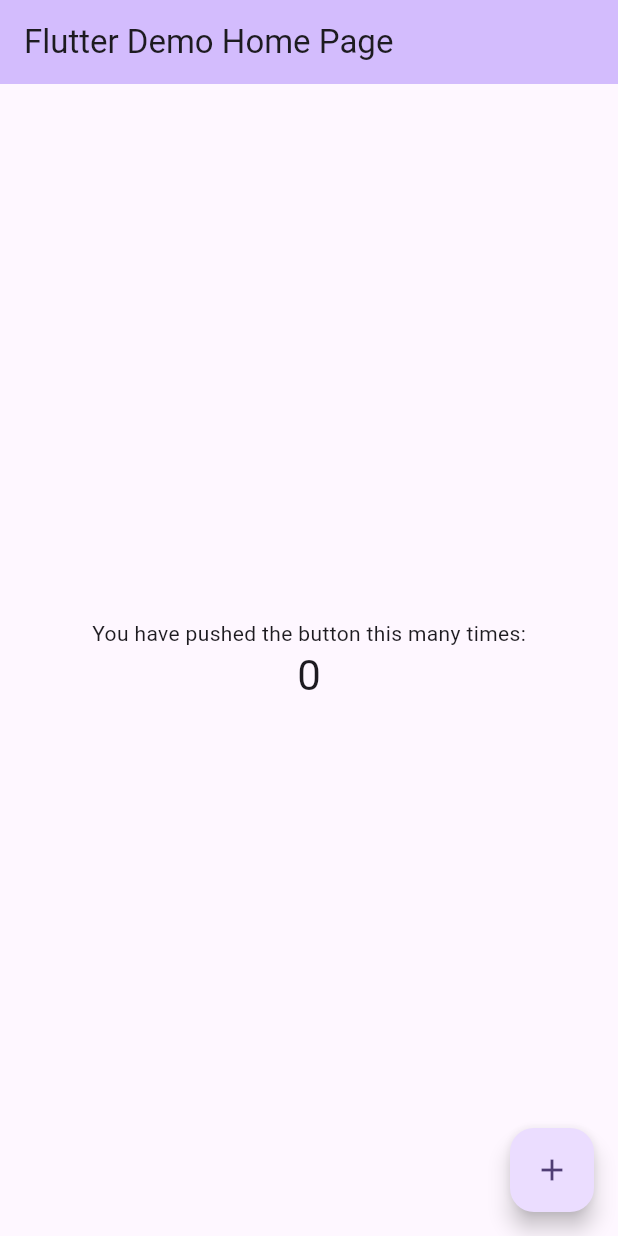
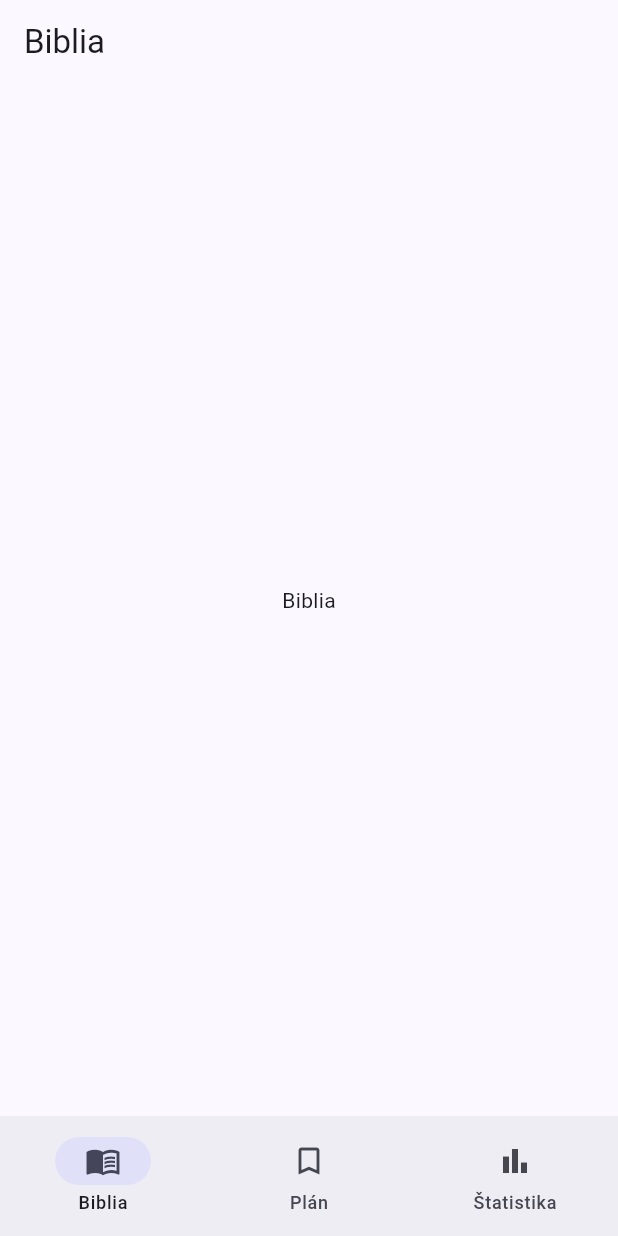
Before and after one commit to malymaros/bible_tracker, a Flutter app: the screen it shows after launch, on a phone screen of 412 x 824 dp. Run offline on Flutter 3.47's test engine with Material 3 defaults, Android fonts, the phone set to English and light mode, and no system bars; our stand-ins replace drift, drift_flutter, flutter_riverpod, go_router; accounts and stored records are empty; generated files the repository leaves out were written again.

Commit message:
Add app scaffolding and localization

````diff
--- /dev/null
+++ b/l10n.yaml
@@ -0,0 +1,3 @@
+arb-dir: lib/l10n
+template-arb-file: app_sk.arb
+output-localization-file: app_localizations.dart
--- /dev/null
+++ b/lib/app/app.dart
@@ -0,0 +1,21 @@
+import 'package:bible_tracker/app/router.dart';
+import 'package:bible_tracker/app/theme.dart';
+import 'package:bible_tracker/l10n/app_localizations.dart';
+import 'package:flutter/material.dart';
+
+class BibleTrackerApp extends StatelessWidget {
+  const BibleTrackerApp({super.key});
+
+  @override
+  Widget build(BuildContext context) {
+    return MaterialApp.router(
+      title: 'Bible Tracker',
+      theme: lightTheme(),
+      darkTheme: darkTheme(),
+      themeMode: ThemeMode.system,
+      routerConfig: appRouter,
+      localizationsDelegates: AppLocalizations.localizationsDelegates,
+      supportedLocales: AppLocalizations.supportedLocales,
+    );
+  }
+}
--- /dev/null
+++ b/lib/app/router.dart
@@ -0,0 +1,87 @@
+import 'package:bible_tracker/features/bible/screens/biblia_screen.dart';
+import 'package:bible_tracker/features/plan/screens/plan_screen.dart';
+import 'package:bible_tracker/features/statistics/screens/statistika_screen.dart';
+import 'package:bible_tracker/l10n/app_localizations.dart';
+import 'package:flutter/material.dart';
+import 'package:go_router/go_router.dart';
+
+final _bibliaKey = GlobalKey<NavigatorState>(debugLabel: 'biblia');
+final _planKey = GlobalKey<NavigatorState>(debugLabel: 'plan');
+final _statistikaKey = GlobalKey<NavigatorState>(debugLabel: 'statistika');
+
+final appRouter = GoRouter(
+  initialLocation: '/biblia',
+  routes: [
+    StatefulShellRoute.indexedStack(
+      builder: (context, state, shell) => _AppShell(shell: shell),
+      branches: [
+        StatefulShellBranch(
+          navigatorKey: _bibliaKey,
+          routes: [
+            GoRoute(
+              path: '/biblia',
+              builder: (_, _) => const BibliaScreen(),
+            ),
+          ],
+        ),
+        StatefulShellBranch(
+          navigatorKey: _planKey,
+          routes: [
+            GoRoute(
+              path: '/plan',
+              builder: (_, _) => const PlanScreen(),
+            ),
+          ],
+        ),
+        StatefulShellBranch(
+          navigatorKey: _statistikaKey,
+          routes: [
+            GoRoute(
+              path: '/statistika',
+              builder: (_, _) => const StatistikaScreen(),
+            ),
+          ],
+        ),
+      ],
+    ),
+  ],
+);
+
+class _AppShell extends StatelessWidget {
+  final StatefulNavigationShell shell;
+
+  const _AppShell({required this.shell});
+
+  @override
+  Widget build(BuildContext context) {
+    final l10n = AppLocalizations.of(context)!;
+    return Scaffold(
+      body: shell,
+      bottomNavigationBar: NavigationBar(
+        selectedIndex: shell.currentIndex,
+        onDestinationSelected: (index) => shell.goBranch(
+          index,
+          // Tapping the active tab again returns to its root screen.
+          initialLocation: index == shell.currentIndex,
+        ),
+        destinations: [
+          NavigationDestination(
+            icon: const Icon(Icons.menu_book_outlined),
+            selectedIcon: const Icon(Icons.menu_book),
+            label: l10n.tabBiblia,
+          ),
+          NavigationDestination(
+            icon: const Icon(Icons.bookmark_border),
+            selectedIcon: const Icon(Icons.bookmark),
+            label: l10n.tabPlan,
+          ),
+          NavigationDestination(
+            icon: const Icon(Icons.bar_chart_outlined),
+            selectedIcon: const Icon(Icons.bar_chart),
+            label: l10n.tabStatistika,
+          ),
+        ],
+      ),
+    );
+  }
+}
--- /dev/null
+++ b/lib/app/theme.dart
@@ -0,0 +1,16 @@
+import 'package:flutter/material.dart';
+
+// Deep indigo — scholarly and reverent, suitable for a sacred text application.
+const _seedColor = Color(0xFF1A237E);
+
+ThemeData lightTheme() => ThemeData(
+      useMaterial3: true,
+      colorSchemeSeed: _seedColor,
+      brightness: Brightness.light,
+    );
+
+ThemeData darkTheme() => ThemeData(
+      useMaterial3: true,
+      colorSchemeSeed: _seedColor,
+      brightness: Brightness.dark,
+    );
--- /dev/null
+++ b/lib/features/bible/screens/biblia_screen.dart
@@ -0,0 +1,15 @@
+import 'package:bible_tracker/l10n/app_localizations.dart';
+import 'package:flutter/material.dart';
+
+class BibliaScreen extends StatelessWidget {
+  const BibliaScreen({super.key});
+
+  @override
+  Widget build(BuildContext context) {
+    final l10n = AppLocalizations.of(context)!;
+    return Scaffold(
+      appBar: AppBar(title: Text(l10n.screenBiblia)),
+      body: Center(child: Text(l10n.screenBiblia)),
+    );
+  }
+}
--- /dev/null
+++ b/lib/l10n/app_localizations.dart
@@ -0,0 +1,170 @@
+import 'dart:async';
+
+import 'package:flutter/foundation.dart';
+import 'package:flutter/widgets.dart';
+import 'package:flutter_localizations/flutter_localizations.dart';
+import 'package:intl/intl.dart' as intl;
+
+import 'app_localizations_sk.dart';
+
+// ignore_for_file: type=lint
+
+/// Callers can lookup localized strings with an instance of AppLocalizations
+/// returned by `AppLocalizations.of(context)`.
+///
+/// Applications need to include `AppLocalizations.delegate()` in their app's
+/// `localizationDelegates` list, and the locales they support in the app's
+/// `supportedLocales` list. For example:
+///
+/// ```dart
+/// import 'l10n/app_localizations.dart';
+///
+/// return MaterialApp(
+///   localizationsDelegates: AppLocalizations.localizationsDelegates,
+///   supportedLocales: AppLocalizations.supportedLocales,
+///   home: MyApplicationHome(),
+/// );
+/// ```
+///
+/// ## Update pubspec.yaml
+///
+/// Please make sure to update your pubspec.yaml to include the following
+/// packages:
+///
+/// ```yaml
+/// dependencies:
+///   # Internationalization support.
+///   flutter_localizations:
+///     sdk: flutter
+///   intl: any # Use the pinned version from flutter_localizations
+///
+///   # Rest of dependencies
+/// ```
+///
+/// ## iOS Applications
+///
+/// iOS applications define key application metadata, including supported
+/// locales, in an Info.plist file that is built into the application bundle.
+/// To configure the locales supported by your app, you’ll need to edit this
+/// file.
+///
+/// First, open your project’s ios/Runner.xcworkspace Xcode workspace file.
+/// Then, in the Project Navigator, open the Info.plist file under the Runner
+/// project’s Runner folder.
+///
+/// Next, select the Information Property List item, select Add Item from the
+/// Editor menu, then select Localizations from the pop-up menu.
+///
+/// Select and expand the newly-created Localizations item then, for each
+/// locale your application supports, add a new item and select the locale
+/// you wish to add from the pop-up menu in the Value field. This list should
+/// be consistent with the languages listed in the AppLocalizations.supportedLocales
+/// property.
+abstract class AppLocalizations {
+  AppLocalizations(String locale)
+    : localeName = intl.Intl.canonicalizedLocale(locale.toString());
+
+  final String localeName;
+
+  static AppLocalizations? of(BuildContext context) {
+    return Localizations.of<AppLocalizations>(context, AppLocalizations);
+  }
+
+  static const LocalizationsDelegate<AppLocalizations> delegate =
+      _AppLocalizationsDelegate();
+
+  /// A list of this localizations delegate along with the default localizations
+  /// delegates.
+  ///
+  /// Returns a list of localizations delegates containing this delegate along with
+  /// GlobalMaterialLocalizations.delegate, GlobalCupertinoLocalizations.delegate,
+  /// and GlobalWidgetsLocalizations.delegate.
+  ///
+  /// Additional delegates can be added by appending to this list in
+  /// MaterialApp. This list does not have to be used at all if a custom list
+  /// of delegates is preferred or required.
+  static const List<LocalizationsDelegate<dynamic>> localizationsDelegates =
+      <LocalizationsDelegate<dynamic>>[
+        delegate,
+        GlobalMaterialLocalizations.delegate,
+        GlobalCupertinoLocalizations.delegate,
+        GlobalWidgetsLocalizations.delegate,
+      ];
+
+  /// A list of this localizations delegate's supported locales.
+  static const List<Locale> supportedLocales = <Locale>[Locale('sk')];
+
+  /// Application title shown in the OS task switcher
+  ///
+  /// In sk, this message translates to:
+  /// **'Bible Tracker'**
+  String get appTitle;
+
+  /// Label for the Bible browser tab
+  ///
+  /// In sk, this message translates to:
+  /// **'Biblia'**
+  String get tabBiblia;
+
+  /// Label for the reading plan tab
+  ///
+  /// In sk, this message translates to:
+  /// **'Plán'**
+  String get tabPlan;
+
+  /// Label for the statistics tab
+  ///
+  /// In sk, this message translates to:
+  /// **'Štatistika'**
+  String get tabStatistika;
+
+  /// Heading shown on the Bible browser placeholder screen
+  ///
+  /// In sk, this message translates to:
+  /// **'Biblia'**
+  String get screenBiblia;
+
+  /// Heading shown on the reading plan placeholder screen
+  ///
+  /// In sk, this message translates to:
+  /// **'Plán čítania'**
+  String get screenPlan;
+
+  /// Heading shown on the statistics placeholder screen
+  ///
+  /// In sk, this message translates to:
+  /// **'Štatistika čítania'**
+  String get screenStatistika;
+}
+
+class _AppLocalizationsDelegate
+    extends LocalizationsDelegate<AppLocalizations> {
+  const _AppLocalizationsDelegate();
+
+  @override
+  Future<AppLocalizations> load(Locale locale) {
+    return SynchronousFuture<AppLocalizations>(lookupAppLocalizations(locale));
+  }
+
+  @override
+  bool isSupported(Locale locale) =>
+      <String>['sk'].contains(locale.languageCode);
+
+  @override
+  bool shouldReload(_AppLocalizationsDelegate old) => false;
+}
+
+AppLocalizations lookupAppLocalizations(Locale locale) {
+  // Lookup logic when only language code is specified.
+  switch (locale.languageCode) {
+    case 'sk':
+      return AppLocalizationsSk();
+  }
+
+  throw FlutterError(
+    'AppLocalizations.delegate failed to load unsupported locale "$locale". This is likely '
+    'an issue with the localizations generation tool. Please file an issue '
+    'on GitHub with a reproducible sample app and the gen-l10n configuration '
+    'that was used.',
+  );
+}
--- /dev/null
+++ b/lib/l10n/app_localizations_sk.dart
@@ -0,0 +1,31 @@
+// ignore: unused_import
+import 'package:intl/intl.dart' as intl;
+import 'app_localizations.dart';
+
+// ignore_for_file: type=lint
+
+/// The translations for Slovak (`sk`).
+class AppLocalizationsSk extends AppLocalizations {
+  AppLocalizationsSk([String locale = 'sk']) : super(locale);
+
+  @override
+  String get appTitle => 'Bible Tracker';
+
+  @override
+  String get tabBiblia => 'Biblia';
+
+  @override
+  String get tabPlan => 'Plán';
+
+  @override
+  String get tabStatistika => 'Štatistika';
+
+  @override
+  String get screenBiblia => 'Biblia';
+
+  @override
+  String get screenPlan => 'Plán čítania';
+
+  @override
+  String get screenStatistika => 'Štatistika čítania';
+}
--- /dev/null
+++ b/lib/l10n/app_sk.arb
@@ -0,0 +1,38 @@
+{
+  "@@locale": "sk",
+
+  "appTitle": "Bible Tracker",
+  "@appTitle": {
+    "description": "Application title shown in the OS task switcher"
+  },
+
+  "tabBiblia": "Biblia",
+  "@tabBiblia": {
+    "description": "Label for the Bible browser tab"
+  },
+
+  "tabPlan": "Plán",
+  "@tabPlan": {
+    "description": "Label for the reading plan tab"
+  },
+
+  "tabStatistika": "Štatistika",
+  "@tabStatistika": {
+    "description": "Label for the statistics tab"
+  },
+
+  "screenBiblia": "Biblia",
+  "@screenBiblia": {
+    "description": "Heading shown on the Bible browser placeholder screen"
+  },
+
+  "screenPlan": "Plán čítania",
+  "@screenPlan": {
+    "description": "Heading shown on the reading plan placeholder screen"
+  },
+
+  "screenStatistika": "Štatistika čítania",
+  "@screenStatistika": {
+    "description": "Heading shown on the statistics placeholder screen"
+  }
+}
--- a/lib/main.dart
+++ b/lib/main.dart
@@ -1,122 +1,7 @@
+import 'package:bible_tracker/app/app.dart';
 import 'package:flutter/material.dart';
+import 'package:flutter_riverpod/flutter_riverpod.dart';
 
 void main() {
-  runApp(const MyApp());
+  runApp(const ProviderScope(child: BibleTrackerApp()));
 }
-
-class MyApp extends StatelessWidget {
-  const MyApp({super.key});
-
-  // This widget is the root of your application.
-  @override
-  Widget build(BuildContext context) {
-    return MaterialApp(
-      title: 'Flutter Demo',
-      theme: ThemeData(
-        // This is the theme of your application.
-        //
-        // TRY THIS: Try running your application with "flutter run". You'll see
-        // the application has a purple toolbar. Then, without quitting the app,
-        // try changing the seedColor in the colorScheme below to Colors.green
-        // and then invoke "hot reload" (save your changes or press the "hot
-        // reload" button in a Flutter-supported IDE, or press "r" if you used
-        // the command line to start the app).
-        //
-        // Notice that the counter didn't reset back to zero; the application
-        // state is not lost during the reload. To reset the state, use hot
-        // restart instead.
-        //
-        // This works for code too, not just values: Most code changes can be
-        // tested with just a hot reload.
-        colorScheme: .fromSeed(seedColor: Colors.deepPurple),
-      ),
-      home: const MyHomePage(title: 'Flutter Demo Home Page'),
-    );
-  }
-}
-
-class MyHomePage extends StatefulWidget {
-  const MyHomePage({super.key, required this.title});
-
-  // This widget is the home page of your application. It is stateful, meaning
-  // that it has a State object (defined below) that contains fields that affect
-  // how it looks.
-
-  // This class is the configuration for the state. It holds the values (in this
-  // case the title) provided by the parent (in this case the App widget) and
-  // used by the build method of the State. Fields in a Widget subclass are
-  // always marked "final".
-
-  final String title;
-
-  @override
-  State<MyHomePage> createState() => _MyHomePageState();
-}
-
-class _MyHomePageState extends State<MyHomePage> {
-  int _counter = 0;
-
-  void _incrementCounter() {
-    setState(() {
-      // This call to setState tells the Flutter framework that something has
-      // changed in this State, which causes it to rerun the build method below
-      // so that the display can reflect the updated values. If we changed
-      // _counter without calling setState(), then the build method would not be
-      // called again, and so nothing would appear to happen.
-      _counter++;
-    });
-  }
-
-  @override
-  Widget build(BuildContext context) {
-    // This method is rerun every time setState is called, for instance as done
-    // by the _incrementCounter method above.
-    //
-    // The Flutter framework has been optimized to make rerunning build methods
-    // fast, so that you can just rebuild anything that needs updating rather
-    // than having to individually change instances of widgets.
-    return Scaffold(
-      appBar: AppBar(
-        // TRY THIS: Try changing the color here to a specific color (to
-        // Colors.amber, perhaps?) and trigger a hot reload to see the AppBar
-        // change color while the other colors stay the same.
-        backgroundColor: Theme.of(context).colorScheme.inversePrimary,
-        // Here we take the value from the MyHomePage object that was created by
-        // the App.build method, and use it to set our appbar title.
-        title: Text(widget.title),
-      ),
-      body: Center(
-        // Center is a layout widget. It takes a single child and positions it
-        // in the middle of the parent.
-        child: Column(
-          // Column is also a layout widget. It takes a list of children and
-          // arranges them vertically. By default, it sizes itself to fit its
-          // children horizontally, and tries to be as tall as its parent.
-          //
-          // Column has various properties to control how it sizes itself and
-          // how it positions its children. Here we use mainAxisAlignment to
-          // center the children vertically; the main axis here is the vertical
-          // axis because Columns are vertical (the cross axis would be
-          // horizontal).
-          //
-          // TRY THIS: Invoke "debug painting" (choose the "Toggle Debug Paint"
-          // action in the IDE, or press "p" in the console), to see the
-          // wireframe for each widget.
-          mainAxisAlignment: .center,
-          children: [
-            const Text('You have pushed the button this many times:'),
-            Text(
-              '$_counter',
-              style: Theme.of(context).textTheme.headlineMedium,
-            ),
-          ],
-        ),
-      ),
-      floatingActionButton: FloatingActionButton(
-        onPressed: _incrementCounter,
-        tooltip: 'Increment',
-        child: const Icon(Icons.add),
-      ),
-    );
-  }
-}
````
Also changed, not shown: lib/features/plan/screens/plan_screen.dart (added, +15 -0 lines), lib/features/statistics/screens/statistika_screen.dart (added, +15 -0 lines), .claude/settings.local.json (added), 3 other files.
